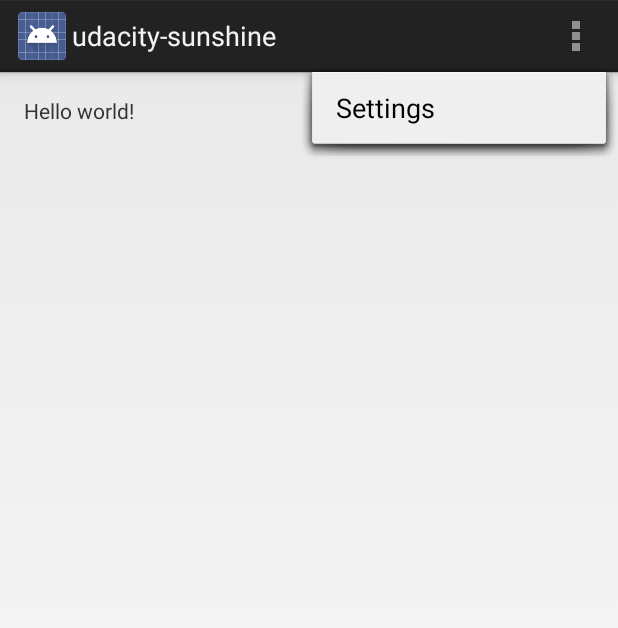
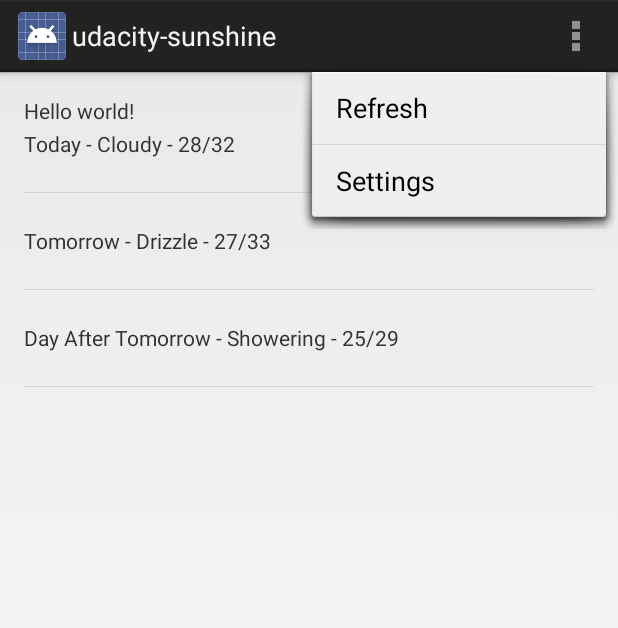
Before and after one commit to ravindraved/android_udacity-sunshine, an Android app: the screen it shows after launch (MainActivity), with the options menu open, on a phone screen of 412 x 824 dp. Shown: the top 628 px of the screen. Run offline under Robolectric (Android 15) with nearby library versions, the phone set to English and light mode, and no system bars.

Commit message:
Create ForecastFragment and add Async Task and other menu override methods

```diff
--- a/app/src/main/java/tutorials/udacity/android/sl/ravived/in/udacity_sunshine/ForecastFragment.java
+++ b/app/src/main/java/tutorials/udacity/android/sl/ravived/in/udacity_sunshine/ForecastFragment.java
@@ -6,6 +6,9 @@ import android.os.AsyncTask;
 import android.os.Bundle;
 import android.util.Log;
 import android.view.LayoutInflater;
+import android.view.Menu;
+import android.view.MenuInflater;
+import android.view.MenuItem;
 import android.view.View;
 import android.view.ViewGroup;
 import android.widget.ArrayAdapter;
@@ -38,13 +41,13 @@ public class ForecastFragment extends Fragment {
         String[] weatherForecastList = {
 
                 "Today - Cloudy - 28/32",
-                "Tomorrow - Drizzle - 27/33"
+                "Tomorrow - Drizzle - 27/33",
+                "Day After Tomorrow - Showering - 25/29"
 
         };
 
         List<String> weekForecast = new ArrayList<String>(Arrays.asList(weatherForecastList));
 
-        Context context = getActivity().getApplicationContext();
 
         ArrayAdapter<String> mForecastAdapter = new ArrayAdapter<String>(
                 //current context
@@ -62,10 +65,36 @@ public class ForecastFragment extends Fragment {
         listView.setAdapter(mForecastAdapter);
 
 
-        Log.d(ForecastFragment.class.getName(), "Weather Data Received" + weatherData);
+        Log.d(ForecastFragment.class.getName(), "Weather Data Received" + weekForecast);
 
 
         return rootView;
+    }
+
+    @Override
+    public void onCreate(Bundle savedInstanceState) {
+        super.onCreate(savedInstanceState);
+        //Add this line in order for this fragment to handle menu events.
+        setHasOptionsMenu(true);
+    }
+
+
+    @Override
+    public void onCreateOptionsMenu(Menu menu, MenuInflater inflater) {
+        inflater.inflate(R.menu.forcastfragment, menu);
+    }
+
+    @Override
+    public boolean onOptionsItemSelected(MenuItem item) {
+        //Handle action bar item clicks here. the action bar will automitically handle clicks
+        // on the home/up button, so long as you specify  a parent activity in AndroidManifest.xml
+        int id = item.getItemId();
+        if (id == R.id.action_refresh) {
+            new FetchWeatherTask().execute();
+            return true;
+        }
+
+        return super.onOptionsItemSelected(item);
     }
 
     public class FetchWeatherTask extends AsyncTask<Void, Void, Void> {
@@ -73,6 +102,7 @@ public class ForecastFragment extends Fragment {
 
         @Override
         protected Void doInBackground(Void... params) {
+            Log.d(LOG_TAG, "in background");
             String weatherData = getWeatherDataFromServer();
             return null;
         }
--- a/app/src/main/java/tutorials/udacity/android/sl/ravived/in/udacity_sunshine/MainActivity.java
+++ b/app/src/main/java/tutorials/udacity/android/sl/ravived/in/udacity_sunshine/MainActivity.java
@@ -35,7 +35,7 @@ public class MainActivity extends Activity {
         setContentView(R.layout.activity_main);
         if (savedInstanceState == null) {
             getFragmentManager().beginTransaction()
-                    .add(R.id.container, new PlaceholderFragment())
+                    .add(R.id.container, new ForecastFragment())
                     .commit();
         }
     }
@@ -60,21 +60,5 @@ public class MainActivity extends Activity {
         return super.onOptionsItemSelected(item);
     }
 
-    /**
-     * A placeholder fragment containing a simple view.
-     */
-    public static class PlaceholderFragment extends Fragment {
-
-        public PlaceholderFragment() {
-        }
-
-        @Override
-        public View onCreateView(LayoutInflater inflater, ViewGroup container,
-                                 Bundle savedInstanceState) {
-            View rootView = inflater.inflate(R.layout.fragment_main, container, false);
-            return rootView;
-        }
-    }
-
 
 }
--- /dev/null
+++ b/app/src/main/res/menu/forcastfragment.xml
@@ -0,0 +1,10 @@
+<?xml version="1.0" encoding="utf-8"?>
+
+<menu xmlns:android="http://schemas.android.com/apk/res/android">
+    <item
+        android:id="@+id/action_refresh"
+        android:title="@string/app_refresh"
+        android:showAsAction="never" />
+
+
+</menu>
--- a/app/src/main/res/values/strings.xml
+++ b/app/src/main/res/values/strings.xml
@@ -6,5 +6,6 @@
     <string name="action_settings">Settings</string>
     <string name="app_current_temp">21°</string>
     <string name="cloud_string">cloud string</string>
+    <string name="app_refresh" transferable="false">Refresh</string>
 
 </resources>
```
